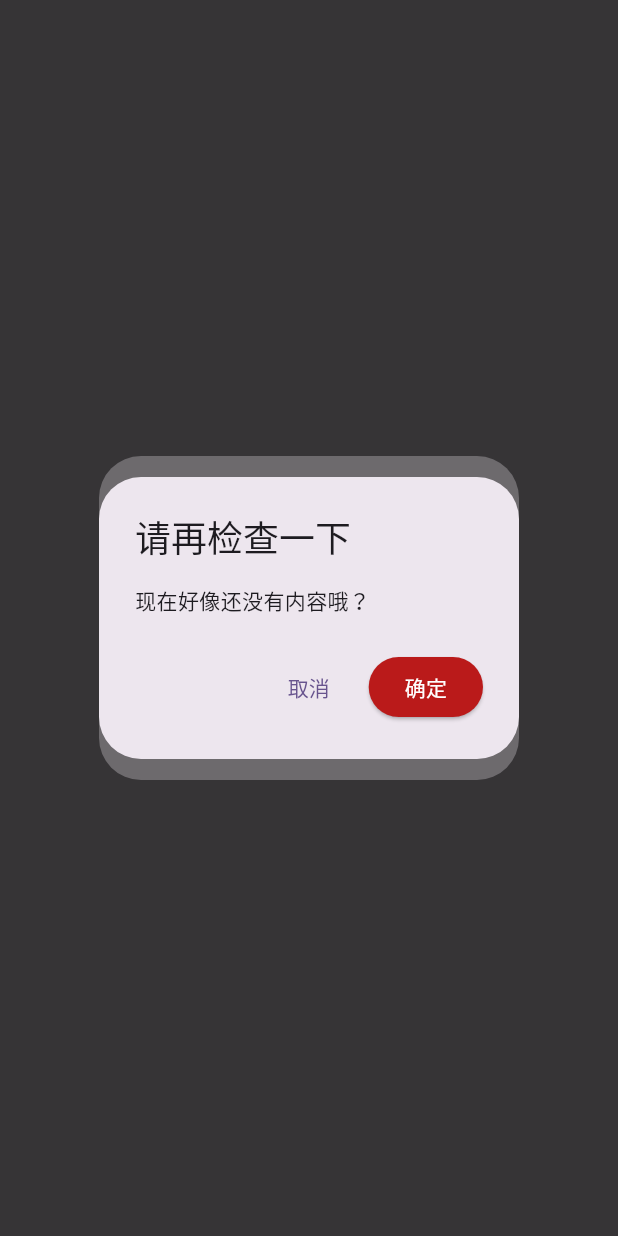
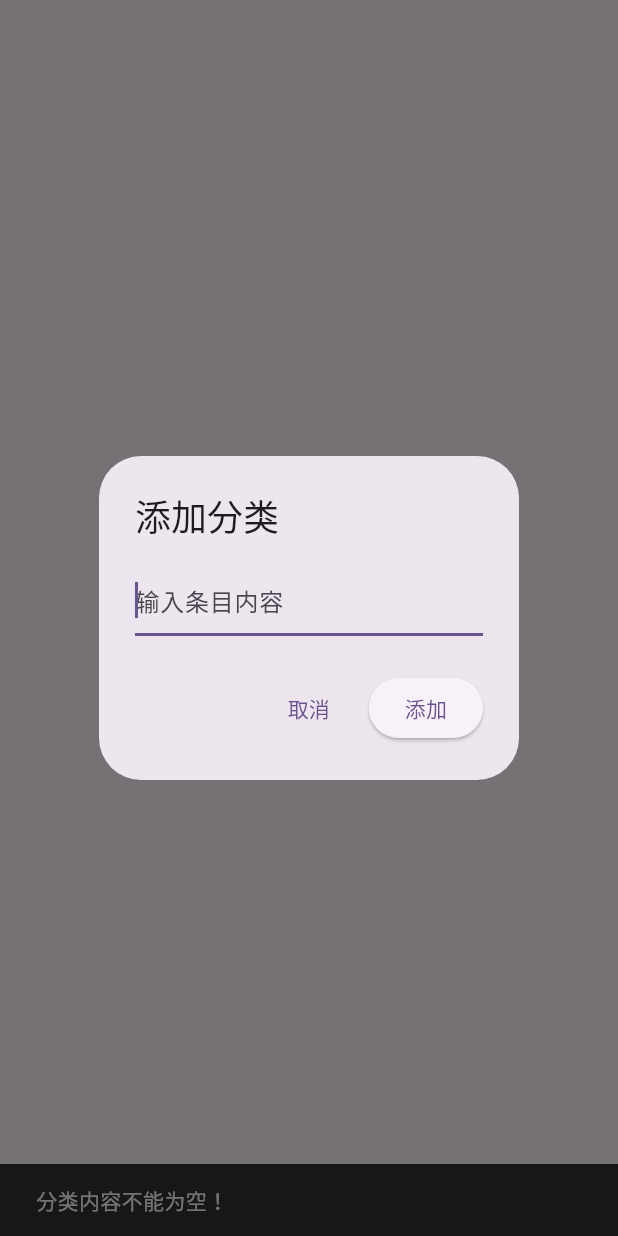
Before and after one commit to moze-max/flomosupport, a Flutter app: what showAddClassItemDialog() shows on an empty page, opened directly, after a tap on "添加", on a phone screen of 412 x 824 dp. Run offline on Flutter 3.47's test engine with Material 3 defaults, Android fonts, the phone set to English and light mode, and no system bars; our stand-ins replace file, flutter_secure_storage, image_cropper, image_picker, share_plus; accounts and stored records are empty.

```diff
--- a/lib/components/dialog_components.dart
+++ b/lib/components/dialog_components.dart
@@ -80,7 +80,6 @@ Future<String?> showAddItemDialog(BuildContext context) async {
                 result = itemsInputController.text.trim();
                 Navigator.pop(dialogContext, result);
               } else {
-                // Show a local snackbar within the dialog context
                 ScaffoldMessenger.of(dialogContext).showSnackBar(
                   SnackBar(
                     content: Text(
@@ -103,13 +102,13 @@ Future<String?> showAddItemDialog(BuildContext context) async {
     },
   );
 
-  // Dispose controller after dialog is dismissed
   itemsInputController.dispose();
   return result;
 }
 
 Future<String?> showAddClassItemDialog(BuildContext context) async {
-  final TextEditingController textController = TextEditingController();
+  final TextEditingController addClassController = TextEditingController();
+  String? result;
   final String? enteredText = await showDialog<String>(
       context: context,
       builder: (dialogContext) {
@@ -117,7 +116,7 @@ Future<String?> showAddClassItemDialog(BuildContext context) async {
           title: Text('添加分类'),
           content: TextField(
             autofocus: true,
-            controller: textController,
+            controller: addClassController,
             decoration: InputDecoration(hintText: '输入条目内容'),
           ),
           actions: [
@@ -125,22 +124,31 @@ Future<String?> showAddClassItemDialog(BuildContext context) async {
                 onPressed: () {
                   Navigator.of(dialogContext).pop(null);
                 },
-                child: const Text('Cancel')),
+                child: const Text('取消')),
             ElevatedButton(
                 onPressed: () {
-                  final String trimmedText = textController.text.trim();
+                  final String trimmedText = addClassController.text.trim();
                   if (trimmedText.isNotEmpty) {
-                    Navigator.of(dialogContext).pop(trimmedText);
+                    result = trimmedText; // 存储有效结果
+                    Navigator.of(dialogContext).pop(result); // 弹出并返回结果
                   } else {
-                    showConfirmationDialog(context,
-                        title: "请再检查一下", content: "现在好像还没有内容哦？");
+                    ScaffoldMessenger.of(dialogContext).showSnackBar(
+                      SnackBar(
+                        content: Text(
+                          '分类内容不能为空！',
+                          style: TextStyle(
+                              color:
+                                  Theme.of(dialogContext).colorScheme.onError),
+                        ),
+                      ),
+                    );
                   }
                 },
                 child: const Text('添加'))
           ],
         );
       });
-  textController.dispose();
+  addClassController.dispose();
   return enteredText;
 }
 
--- a/lib/functions/storage_service.dart
+++ b/lib/functions/storage_service.dart
@@ -352,9 +352,8 @@ import 'package:path/path.dart' as path;
 import 'package:path_provider/path_provider.dart';
 import 'package:flomosupport/models/guidemodel.dart';
 
-// 引入 file package
 import 'package:file/file.dart';
-import 'package:file/local.dart'; // 用于实际文件系统
+import 'package:file/local.dart';
 
 class StorageService {
   static const String _appFolderName = 'flomosupport';
```
Also changed, not shown: lib/pages/newguide.dart (+4 -51 lines), pubspec.lock, 1 other file.
